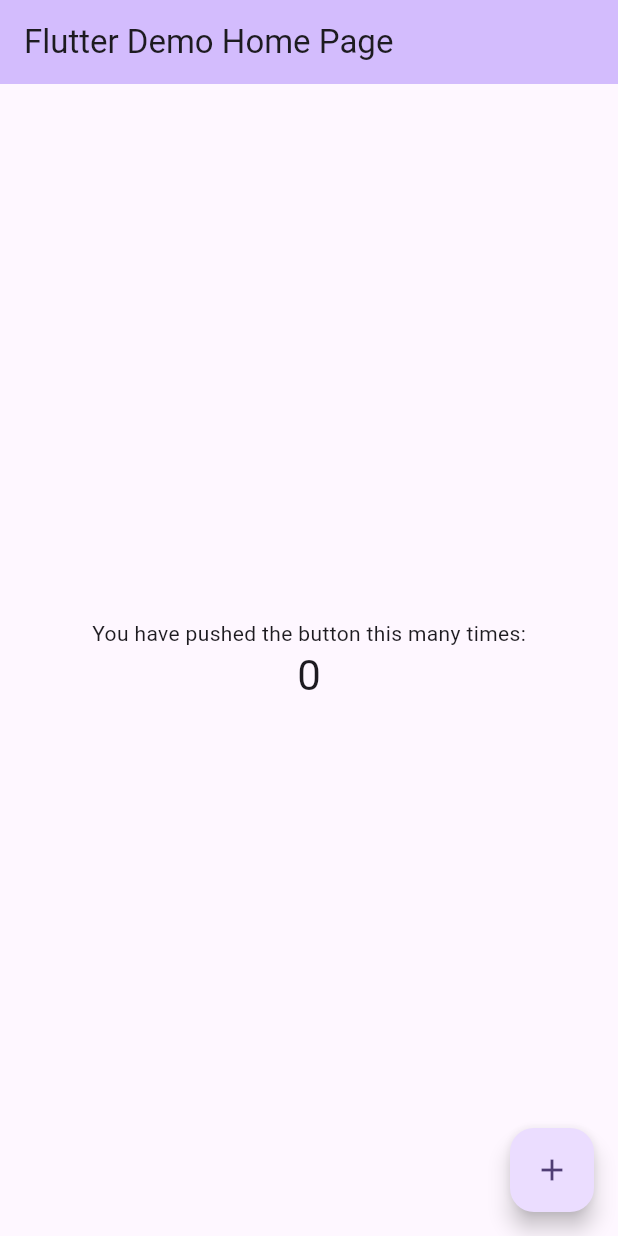
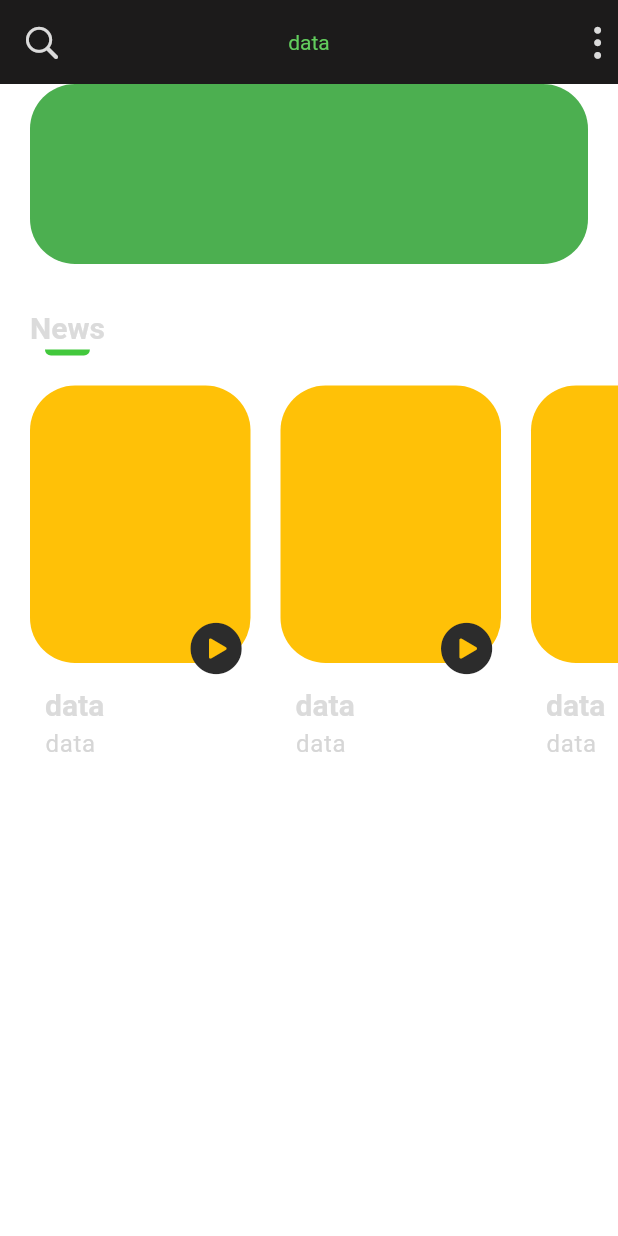
Before and after one commit to hamid-mousavi/flutter_music_supabase, a Flutter app: the screen it shows after launch, on a phone screen of 412 x 824 dp. Run offline on Flutter 3.47's test engine with Material 3 defaults, Android fonts, the phone set to English and light mode, and no system bars; our stand-ins replace dio; network calls fail; Roboto replaces fonts that are missing (Vazir); statements that could not run were skipped.

Commit message:
start home screen

```diff
--- a/lib/data/Services/Song_service.dart
+++ b/lib/data/Services/Song_service.dart
@@ -1,26 +1,42 @@
-
 import 'package:dio/dio.dart';
+import 'package:flutter/cupertino.dart';
 import 'package:music/data/model/song.dart';
 
+abstract class ISongServices {
+  Future<List<Song>> getAll();
+  Future<List<Song>> getNews();
+}
 
-
-
-abstract class ISongServices{
-  Future<List<Song>> getAll();
-
-}
-class SongDataRemote implements ISongServices{
+class SongDataRemote implements ISongServices {
   final Dio httpClient;
 
   SongDataRemote({required this.httpClient});
   @override
-  Future<List<Song>> getAll() async{
+  Future<List<Song>> getAll() async {
     final response = await httpClient.get('Song?select=*');
     List<Song> songs = [];
+    var r = response.data;
+    debugPrint(r.toString());
     (response.data as List).forEach((element) {
       songs.add(Song.fromJson(element));
     });
     return songs;
   }
 
+  @override
+  Future<List<Song>> getNews() async {
+    final response = await httpClient.get('Song?select=*');
+    List<Song> songs = [];
+    (response.data as List).forEach((element) {
+      songs.add(Song.fromJson(element));
+    });
+    songs.sort(
+      (a, b) => a.createdAt!.compareTo(b.createdAt!),
+    );
+    songs = [];
+    for (var i = 0; i < 2; i++) {
+      songs.add(songs[i]);
     }
+    return songs;
+  }
+}
--- a/lib/data/model/song.dart
+++ b/lib/data/model/song.dart
@@ -0,0 +1,36 @@
+class Song {
+  int? id;
+  String? createdAt;
+  String? sougTitle;
+  String? songPath;
+  int? artistId;
+  String? test;
+
+  Song(
+      {this.id,
+      this.createdAt,
+      this.sougTitle,
+      this.songPath,
+      this.artistId,
+      this.test});
+
+  Song.fromJson(Map<String, dynamic> json) {
+    id = json['id'];
+    createdAt = json['created_at'];
+    sougTitle = json['soug_title'];
+    songPath = json['song_path'];
+    artistId = json['artist_id'];
+    test = json['test'];
+  }
+
+  Map<String, dynamic> toJson() {
+    final Map<String, dynamic> data = new Map<String, dynamic>();
+    data['id'] = this.id;
+    data['created_at'] = this.createdAt;
+    data['soug_title'] = this.sougTitle;
+    data['song_path'] = this.songPath;
+    data['artist_id'] = this.artistId;
+    data['test'] = this.test;
+    return data;
+  }
+}
--- a/lib/data/repository/i_song_repository.dart
+++ b/lib/data/repository/i_song_repository.dart
@@ -1,6 +1,6 @@
 import 'package:music/data/model/song.dart';
 
-abstract class ISongRepository{
+abstract class ISongRepository {
   Future<List<Song>> getAll();
-
+  Future<List<Song>> getNews();
 }
--- a/lib/data/repository/song_repository.dart
+++ b/lib/data/repository/song_repository.dart
@@ -3,15 +3,20 @@ import 'package:music/data/Services/Song_service.dart';
 import 'package:music/data/model/song.dart';
 import 'package:music/data/repository/i_song_repository.dart';
 
+final songRepository =
+    SongRepository(dataSource: SongDataRemote(httpClient: httpClient));
 
-final songRepository = SongRepository(dataSource: SongDataRemote(httpClient: httpClient));
 class SongRepository implements ISongRepository {
   final ISongServices dataSource;
 
   SongRepository({required this.dataSource});
   @override
-  Future<List<Song>> getAll() async{
-   return dataSource.getAll();
+  Future<List<Song>> getAll() async {
+    return dataSource.getAll();
   }
 
+  @override
+  Future<List<Song>> getNews() async {
+    return dataSource.getNews();
+  }
 }
--- a/lib/main.dart
+++ b/lib/main.dart
@@ -1,10 +1,22 @@
+import 'dart:ui';
+
+import 'package:flutter/cupertino.dart';
 import 'package:flutter/material.dart';
+import 'package:flutter/widgets.dart';
 import 'package:music/data/repository/song_repository.dart';
+import 'package:music/theme/AppTheme.dart';
 
 void main() async {
+  await songRepository.getAll();
+  runApp(const MyApp());
+}
 
- await songRepository.getAll();
-  runApp(const MyApp());
+class MyCustomScrollBehavior extends MaterialScrollBehavior {
+  @override
+  Set<PointerDeviceKind> get dragDevices => {
+        PointerDeviceKind.touch,
+        PointerDeviceKind.mouse,
+      };
 }
 
 class MyApp extends StatelessWidget {
@@ -14,115 +26,143 @@ class MyApp extends StatelessWidget {
   @override
   Widget build(BuildContext context) {
     return MaterialApp(
+      scrollBehavior: MyCustomScrollBehavior(),
       title: 'Flutter Demo',
       theme: ThemeData(
-        // This is the theme of your application.
-        //
-        // TRY THIS: Try running your application with "flutter run". You'll see
-        // the application has a purple toolbar. Then, without quitting the app,
-        // try changing the seedColor in the colorScheme below to Colors.green
-        // and then invoke "hot reload" (save your changes or press the "hot
-        // reload" button in a Flutter-supported IDE, or press "r" if you used
-        // the command line to start the app).
-        //
-        // Notice that the counter didn't reset back to zero; the application
-        // state is not lost during the reload. To reset the state, use hot
-        // restart instead.
-        //
-        // This works for code too, not just values: Most code changes can be
-        // tested with just a hot reload.
-        colorScheme: ColorScheme.fromSeed(seedColor: Colors.deepPurple),
+        iconTheme:
+            const IconThemeData(size: 40, color: AppTheme.iconBackgroundColor),
+        fontFamily: 'Vazir',
+        textTheme: const TextTheme(
+            headlineSmall: TextStyle(
+                color: AppTheme.fontTitleColor,
+                fontSize: 20,
+                fontWeight: FontWeight.w700)),
+        appBarTheme: const AppBarTheme(
+            centerTitle: true,
+            titleTextStyle: TextStyle(
+              color: Color(0xff62CD5D),
+            ),
+            iconTheme: IconThemeData(
+              color: AppTheme.fontTitleColor,
+              size: 27,
+            )),
+        colorScheme: const ColorScheme.light(
+          background: AppTheme.backgroundColor,
+        ),
         useMaterial3: true,
       ),
-      home: const MyHomePage(title: 'Flutter Demo Home Page'),
+      home: const HomePage(),
     );
   }
 }
 
-class MyHomePage extends StatefulWidget {
-  const MyHomePage({super.key, required this.title});
-
-  // This widget is the home page of your application. It is stateful, meaning
-  // that it has a State object (defined below) that contains fields that affect
-  // how it looks.
-
-  // This class is the configuration for the state. It holds the values (in this
-  // case the title) provided by the parent (in this case the App widget) and
-  // used by the build method of the State. Fields in a Widget subclass are
-  // always marked "final".
-
-  final String title;
-
-  @override
-  State<MyHomePage> createState() => _MyHomePageState();
-}
-
-class _MyHomePageState extends State<MyHomePage> {
-  int _counter = 0;
-
-  void _incrementCounter() {
-    setState(() {
-      // This call to setState tells the Flutter framework that something has
-      // changed in this State, which causes it to rerun the build method below
-      // so that the display can reflect the updated values. If we changed
-      // _counter without calling setState(), then the build method would not be
-      // called again, and so nothing would appear to happen.
-      _counter++;
-    });
-  }
+class HomePage extends StatelessWidget {
+  const HomePage({super.key});
 
   @override
   Widget build(BuildContext context) {
-    // This method is rerun every time setState is called, for instance as done
-    // by the _incrementCounter method above.
-    //
-    // The Flutter framework has been optimized to make rerunning build methods
-    // fast, so that you can just rebuild anything that needs updating rather
-    // than having to individually change instances of widgets.
     return Scaffold(
       appBar: AppBar(
-        // TRY THIS: Try changing the color here to a specific color (to
-        // Colors.amber, perhaps?) and trigger a hot reload to see the AppBar
-        // change color while the other colors stay the same.
-        backgroundColor: Theme.of(context).colorScheme.inversePrimary,
-        // Here we take the value from the MyHomePage object that was created by
-        // the App.build method, and use it to set our appbar title.
-        title: Text(widget.title),
+        backgroundColor: AppTheme.backgroundColor,
+        leading: const Icon(CupertinoIcons.search),
+        title: const Text('data'),
+        actions: [const Icon(CupertinoIcons.ellipsis_vertical)],
       ),
-      body: Center(
-        // Center is a layout widget. It takes a single child and positions it
-        // in the middle of the parent.
-        child: Column(
-          // Column is also a layout widget. It takes a list of children and
-          // arranges them vertically. By default, it sizes itself to fit its
-          // children horizontally, and tries to be as tall as its parent.
-          //
-          // Column has various properties to control how it sizes itself and
-          // how it positions its children. Here we use mainAxisAlignment to
-          // center the children vertically; the main axis here is the vertical
-          // axis because Columns are vertical (the cross axis would be
-          // horizontal).
-          //
-          // TRY THIS: Invoke "debug painting" (choose the "Toggle Debug Paint"
-          // action in the IDE, or press "p" in the console), to see the
-          // wireframe for each widget.
-          mainAxisAlignment: MainAxisAlignment.center,
-          children: <Widget>[
-            const Text(
-              'You have pushed the button this many times:',
+      body: Column(
+        mainAxisAlignment: MainAxisAlignment.start,
+        crossAxisAlignment: CrossAxisAlignment.start,
+        children: [
+          SizedBox(
+            width: MediaQuery.of(context).size.width,
+            height: 120,
+            child: PageView.builder(
+              itemCount: 3,
+              itemBuilder: (context, index) {
+                return Container(
+                  margin: const EdgeInsets.only(left: 20, right: 20),
+                  decoration: BoxDecoration(
+                    borderRadius: BorderRadius.circular(30),
+                    color: Colors.green,
+                  ),
+                );
+              },
             ),
-            Text(
-              '${_counter++}',
-              style: Theme.of(context).textTheme.headlineMedium,
+          ),
+          const SizedBox(height: 30),
+          Padding(
+            padding: const EdgeInsets.only(left: 20),
+            child: Column(
+              children: [
+                Text(
+                  'News',
+                  style: Theme.of(context).textTheme.headlineSmall,
+                ),
+                Container(
+                  height: 4,
+                  width: 30,
+                  decoration: const BoxDecoration(
+                    color: AppTheme.primaryColor,
+                    borderRadius: BorderRadius.only(
+                      bottomLeft: Radius.circular(25),
+                      bottomRight: Radius.circular(25),
+                    ),
+                  ),
+                ),
+              ],
             ),
-          ],
-        ),
+          ),
+          SizedBox(
+            height: 300,
+            child: ListView.builder(
+              scrollDirection: Axis.horizontal,
+              itemCount: 12,
+              itemBuilder: (context, index) {
+                return Column(
+                  crossAxisAlignment: CrossAxisAlignment.start,
+                  children: [
+                    Stack(
+                      clipBehavior: Clip.none,
+                      children: [
+                        Container(
+                          margin: const EdgeInsets.fromLTRB(20, 20, 0, 0),
+                          decoration: BoxDecoration(
+                            borderRadius: BorderRadius.circular(30),
+                            color: Colors.amber,
+                          ),
+                          width: 147,
+                          height: 185,
+                        ),
+                        const Positioned(
+                            bottom: -10,
+                            right: 3,
+                            child: Icon(
+                              CupertinoIcons.play_circle_fill,
+                            )),
+                      ],
+                    ),
+                    Padding(
+                      padding: const EdgeInsets.only(left: 30, top: 15),
+                      child: Text(
+                        'data',
+                        style: Theme.of(context).textTheme.headlineSmall,
+                      ),
+                    ),
+                    Padding(
+                      padding: const EdgeInsets.only(left: 30),
+                      child: Text(
+                        'data',
+                        style: Theme.of(context).textTheme.bodyLarge!.copyWith(
+                              color: AppTheme.fontCaptionColor,
+                            ),
+                      ),
+                    ),
+                  ],
+                );
+              },
+            ),
+          )
+        ],
       ),
-      floatingActionButton: FloatingActionButton(
-        onPressed: _incrementCounter,
-        tooltip: 'Increment',
-        child: const Icon(Icons.add),
-      ), // This trailing comma makes auto-formatting nicer for build methods.
     );
   }
 }
--- /dev/null
+++ b/lib/theme/AppTheme.dart
@@ -0,0 +1,10 @@
+import 'package:flutter/material.dart';
+
+class AppTheme {
+  static const Color backgroundColor = Color(0xff1C1B1B);
+  static const Color fontTitleColor = Color(0xffDBDBDB);
+  static const Color fontDeActiveColor = Color(0xff616161);
+  static const Color fontCaptionColor = Color(0xffD6D6D6);
+  static const Color primaryColor = Color(0xff42C83C);
+  static const Color iconBackgroundColor = Color(0xff2C2C2C);
+}
```
Also changed, not shown: lib/data/Common/httpclient.dart (+5 -6 lines), pubspec.yaml (+10 -5 lines), Assets/Fonts/Vazir-Bold.ttf (added), Assets/Fonts/Vazir-Light.ttf (added), Assets/Fonts/Vazir-Medium.ttf (added), Assets/Fonts/Vazir-Thin.ttf (added), pubspec.lock. Lines whose indentation alone changed are shown as unchanged.
